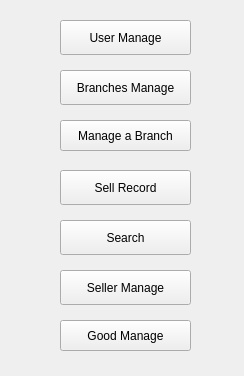
Before: the Qt Designer form mainwindow.ui in libertas/MsgMan, drawn with Qt 5.
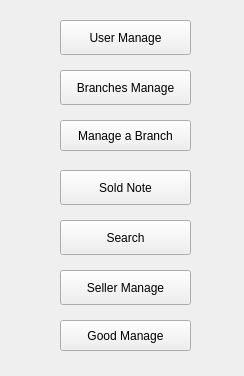
After: the same form once the commit is applied.

Patch:
```diff
--- a/mainwindow.ui
+++ b/mainwindow.ui
@@ -50,7 +50,7 @@
      </rect>
     </property>
     <property name="text">
-     <string>Sell Record</string>
+     <string>Sold Note</string>
     </property>
    </widget>
    <widget class="QPushButton" name="pushButton_4">
```
Left out of the diff: 4 changed lines with no effect on the pictures.
